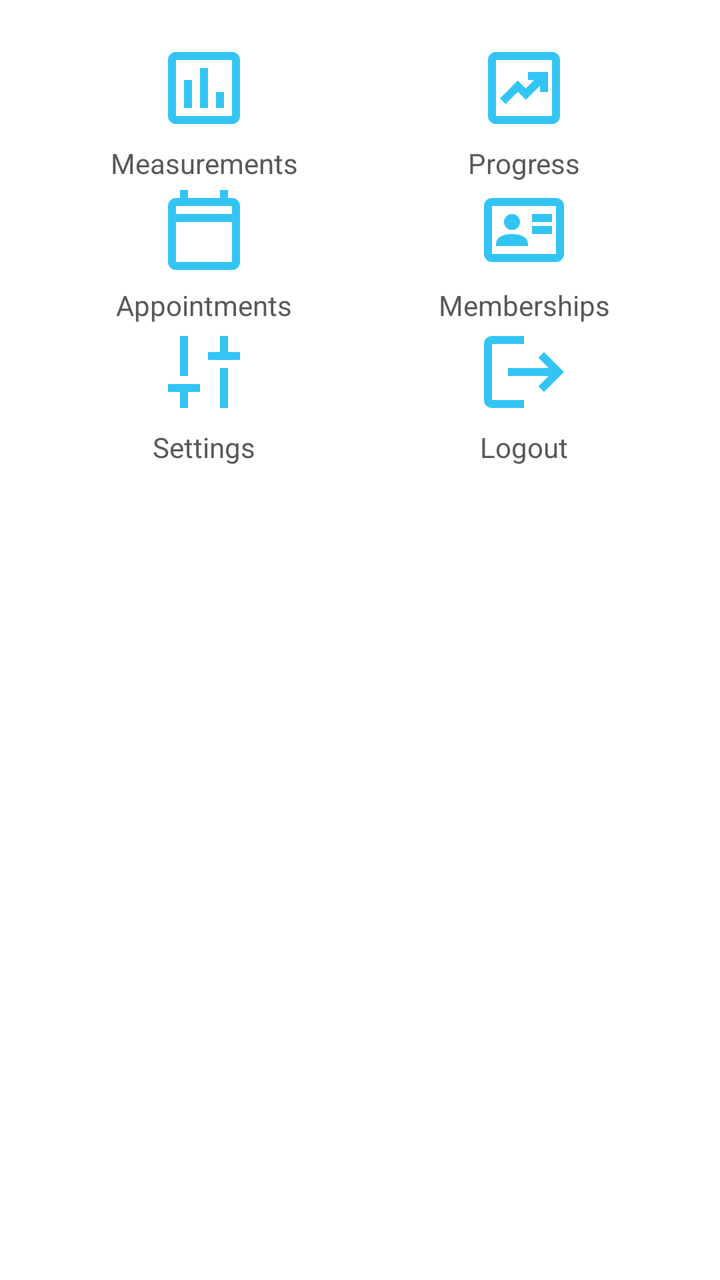
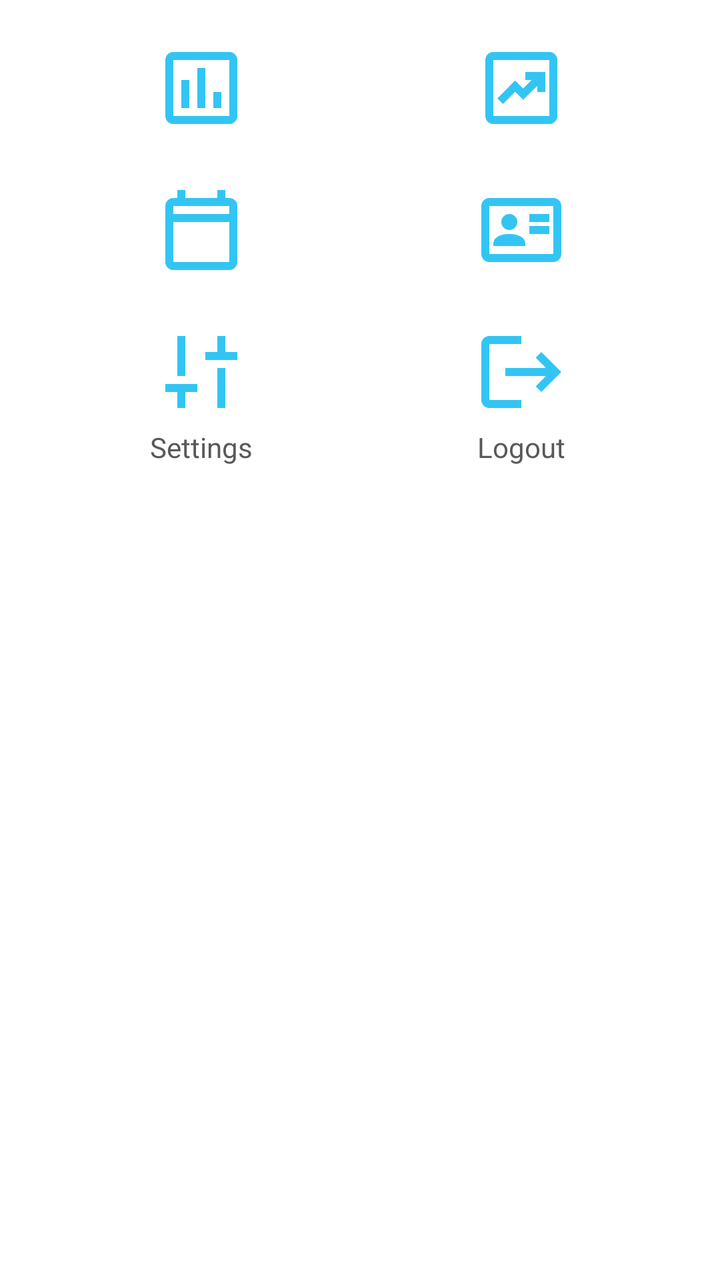

An Android layout rendered at two revisions. The XML below is the earlier revision; the diff shows what the commit changed to produce the second picture.
<!-- AndroidManifest.xml: application theme Theme.Fitnes -->
<!-- res/layout/fragment_client_menu.xml -->
<?xml version="1.0" encoding="utf-8"?>
<LinearLayout xmlns:android="http://schemas.android.com/apk/res/android"
    xmlns:app="http://schemas.android.com/apk/res-auto"
    android:layout_width="match_parent"
    android:layout_height="match_parent"
    android:orientation="vertical">

    <ScrollView
        android:layout_width="match_parent"
        android:layout_height="wrap_content"
        android:fillViewport="true"
        android:layout_margin="20dp">

        <GridLayout
            android:layout_width="match_parent"
            android:layout_height="wrap_content"
            android:columnCount="2">
            <TextView
                android:id="@+id/tvMeasurements"
                android:layout_width="wrap_content"
                android:layout_columnWeight="1"
                android:layout_height="wrap_content"
                android:drawablePadding="4dp"
                android:gravity="center"
                android:text="@string/label_measurements"
                app:drawableTint="@color/primary"
                app:drawableTopCompat="@drawable/icon_menu_measurements"/>

            <TextView
                android:id="@+id/tvProgress"
                android:layout_width="wrap_content"
                android:layout_columnWeight="1"
                android:layout_height="wrap_content"
                android:drawablePadding="4dp"
                android:gravity="center"
                android:text="@string/label_progress"
                app:drawableTint="@color/primary"
                app:drawableTopCompat="@drawable/icon_menu_progress"/>

            <TextView
                android:id="@+id/tvAppointments"
                android:layout_width="wrap_content"
                android:layout_height="wrap_content"
                android:layout_columnWeight="1"
                android:drawablePadding="4dp"
                android:gravity="center"
                android:text="@string/label_appointments"
                app:drawableTint="@color/primary"
                app:drawableTopCompat="@drawable/icon_menu_calendar"/>

            <TextView
                android:id="@+id/tvMemberships"
                android:layout_width="wrap_content"
                android:layout_height="wrap_content"
                android:layout_columnWeight="1"
                android:drawablePadding="4dp"
                android:gravity="center"
                android:text="@string/label_memberships"
                app:drawableTint="@color/primary"
                app:drawableTopCompat="@drawable/icon_menu_membership_card"/>

            <TextView
                android:id="@+id/tvSettings"
                android:layout_width="wrap_content"
                android:layout_height="wrap_content"
                android:layout_columnWeight="1"
                android:drawablePadding="4dp"
                android:gravity="center"
                android:text="@string/label_settings"
                app:drawableTint="@color/primary"
                app:drawableTopCompat="@drawable/icon_menu_preferences"/>

            <TextView
                android:id="@+id/tvLogout"
                android:layout_width="wrap_content"
                android:layout_height="wrap_content"
                android:layout_columnWeight="1"
                android:drawablePadding="4dp"
                android:gravity="center"
                android:text="@string/label_logout"
                app:drawableTint="@color/primary"
                app:drawableTopCompat="@drawable/icon_menu_logout"/>
        </GridLayout>
    </ScrollView>
</LinearLayout>
<!-- resources referenced by this layout -->
<resources>
  <color name="primary">#32c5f4</color>
  <!-- drawable icon_menu_calendar (drawable) -->
  <vector xmlns:android="http://schemas.android.com/apk/res/android" android:height="48dp" android:tint="#000000" android:viewportHeight="960" android:viewportWidth="960" android:width="48dp">
        
      <path android:fillColor="@android:color/white" android:pathData="M200,880Q167,880 143.5,856.5Q120,833 120,800L120,240Q120,207 143.5,183.5Q167,160 200,160L240,160L240,80L320,80L320,160L640,160L640,80L720,80L720,160L760,160Q793,160 816.5,183.5Q840,207 840,240L840,800Q840,833 816.5,856.5Q793,880 760,880L200,880ZM200,800L760,800Q760,800 760,800Q760,800 760,800L760,400L200,400L200,800Q200,800 200,800Q200,800 200,800ZM200,320L760,320L760,240Q760,240 760,240Q760,240 760,240L200,240Q200,240 200,240Q200,240 200,240L200,320ZM200,320L200,240Q200,240 200,240Q200,240 200,240L200,240Q200,240 200,240Q200,240 200,240L200,320Z"/>
      
  </vector>
  <!-- drawable icon_menu_logout (drawable) -->
  <vector xmlns:android="http://schemas.android.com/apk/res/android" android:autoMirrored="true" android:height="48dp" android:tint="#000000" android:viewportHeight="24" android:viewportWidth="24" android:width="48dp">
        
      <path android:fillColor="@android:color/white" android:pathData="M17,7l-1.41,1.41L18.17,11H8v2h10.17l-2.58,2.58L17,17l5,-5zM4,5h8V3H4c-1.1,0 -2,0.9 -2,2v14c0,1.1 0.9,2 2,2h8v-2H4V5z"/>
      
  </vector>
  <!-- drawable icon_menu_preferences (drawable) -->
  <vector xmlns:android="http://schemas.android.com/apk/res/android" android:height="48dp" android:tint="#000000" android:viewportHeight="960" android:viewportWidth="960" android:width="48dp">
        
      <path android:fillColor="@android:color/white" android:pathData="M520,360L520,280L640,280L640,120L720,120L720,280L840,280L840,360L520,360ZM640,840L640,440L720,440L720,840L640,840ZM240,840L240,680L120,680L120,600L440,600L440,680L320,680L320,840L240,840ZM240,520L240,120L320,120L320,520L240,520Z"/>
      
  </vector>
  <!-- drawable icon_menu_progress (drawable) -->
  <vector xmlns:android="http://schemas.android.com/apk/res/android" android:height="48dp" android:tint="#000000" android:viewportHeight="960" android:viewportWidth="960" android:width="48dp">
        
      <path android:fillColor="@android:color/white" android:pathData="M296,640L418,518L498,598L640,457L640,520L720,520L720,320L520,320L520,400L583,400L498,485L418,405L240,584L296,640ZM200,840Q167,840 143.5,816.5Q120,793 120,760L120,200Q120,167 143.5,143.5Q167,120 200,120L760,120Q793,120 816.5,143.5Q840,167 840,200L840,760Q840,793 816.5,816.5Q793,840 760,840L200,840ZM200,760L760,760Q760,760 760,760Q760,760 760,760L760,200Q760,200 760,200Q760,200 760,200L200,200Q200,200 200,200Q200,200 200,200L200,760Q200,760 200,760Q200,760 200,760ZM200,200L200,200Q200,200 200,200Q200,200 200,200L200,760Q200,760 200,760Q200,760 200,760L200,760Q200,760 200,760Q200,760 200,760L200,200Q200,200 200,200Q200,200 200,200Z"/>
      
  </vector>
  <string name="label_appointments">Appointments</string>
  <string name="label_logout">Logout</string>
  <string name="label_measurements">Measurements</string>
  <string name="label_memberships">Memberships</string>
  <string name="label_progress">Progress</string>
  <string name="label_settings">Settings</string>
  <color name="white">#FFFFFFFF</color>
  <color name="primaryVariant">@color/primaryLighter</color>
  <color name="secondary">#020202</color>
  <color name="secondaryVariant">@color/secondaryLighter</color>
  <color name="black">#FF000000</color>
  <color name="surface">#F5F5F5</color>
  <color name="error">#b30000</color>
  <color name="accent">#171563</color>
  <color name="controlHighlight">#8CBF4E</color>
  <style name="ThemeOverlay.App.MaterialAlertDialog" parent="ThemeOverlay.Material3.MaterialAlertDialog">
          <item name="android:backgroundTint">@color/white</item>
      </style>
  <color name="primaryLighter">#e6ffff</color>
  <color name="secondaryLighter">#595959</color>
  <!-- unchanged entries left out for length: 3 -->
</resources>

<!-- the commit's change to res/layout/fragment_client_menu.xml (unified diff, before → after) -->
@@ -22,7 +22,6 @@
                 android:layout_height="wrap_content"
                 android:drawablePadding="4dp"
                 android:gravity="center"
-                android:text="@string/label_measurements"
                 app:drawableTint="@color/primary"
                 app:drawableTopCompat="@drawable/icon_menu_measurements"/>
 
@@ -33,7 +32,6 @@
                 android:layout_height="wrap_content"
                 android:drawablePadding="4dp"
                 android:gravity="center"
-                android:text="@string/label_progress"
                 app:drawableTint="@color/primary"
                 app:drawableTopCompat="@drawable/icon_menu_progress"/>
 
@@ -44,7 +42,6 @@
                 android:layout_columnWeight="1"
                 android:drawablePadding="4dp"
                 android:gravity="center"
-                android:text="@string/label_appointments"
                 app:drawableTint="@color/primary"
                 app:drawableTopCompat="@drawable/icon_menu_calendar"/>
 
@@ -55,7 +52,6 @@
                 android:layout_columnWeight="1"
                 android:drawablePadding="4dp"
                 android:gravity="center"
-                android:text="@string/label_memberships"
                 app:drawableTint="@color/primary"
                 app:drawableTopCompat="@drawable/icon_menu_membership_card"/>
 
<!-- resource entries referenced after the edit -->
@@ -25,11 +25,7 @@
       <path android:fillColor="@android:color/white" android:pathData="M296,640L418,518L498,598L640,457L640,520L720,520L720,320L520,320L520,400L583,400L498,485L418,405L240,584L296,640ZM200,840Q167,840 143.5,816.5Q120,793 120,760L120,200Q120,167 143.5,143.5Q167,120 200,120L760,120Q793,120 816.5,143.5Q840,167 840,200L840,760Q840,793 816.5,816.5Q793,840 760,840L200,840ZM200,760L760,760Q760,760 760,760Q760,760 760,760L760,200Q760,200 760,200Q760,200 760,200L200,200Q200,200 200,200Q200,200 200,200L200,760Q200,760 200,760Q200,760 200,760ZM200,200L200,200Q200,200 200,200Q200,200 200,200L200,760Q200,760 200,760Q200,760 200,760L200,760Q200,760 200,760Q200,760 200,760L200,200Q200,200 200,200Q200,200 200,200Z"/>
       
   </vector>
-  <string name="label_appointments">Appointments</string>
   <string name="label_logout">Logout</string>
-  <string name="label_measurements">Measurements</string>
-  <string name="label_memberships">Memberships</string>
-  <string name="label_progress">Progress</string>
   <string name="label_settings">Settings</string>
   <color name="white">#FFFFFFFF</color>
   <color name="primaryVariant">@color/primaryLighter</color>
